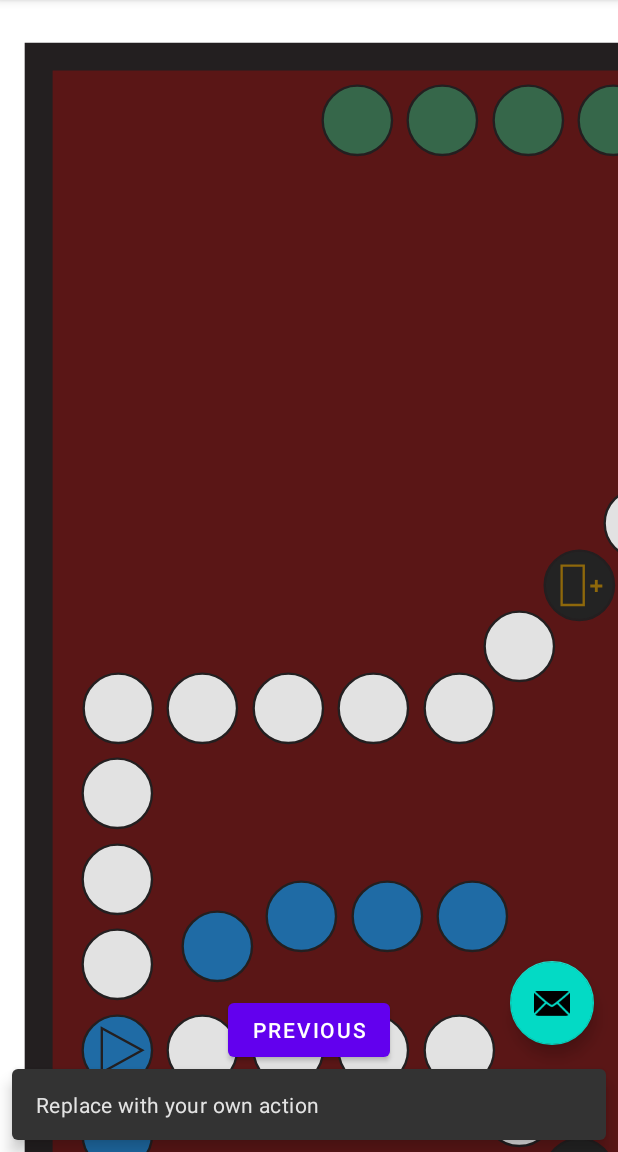
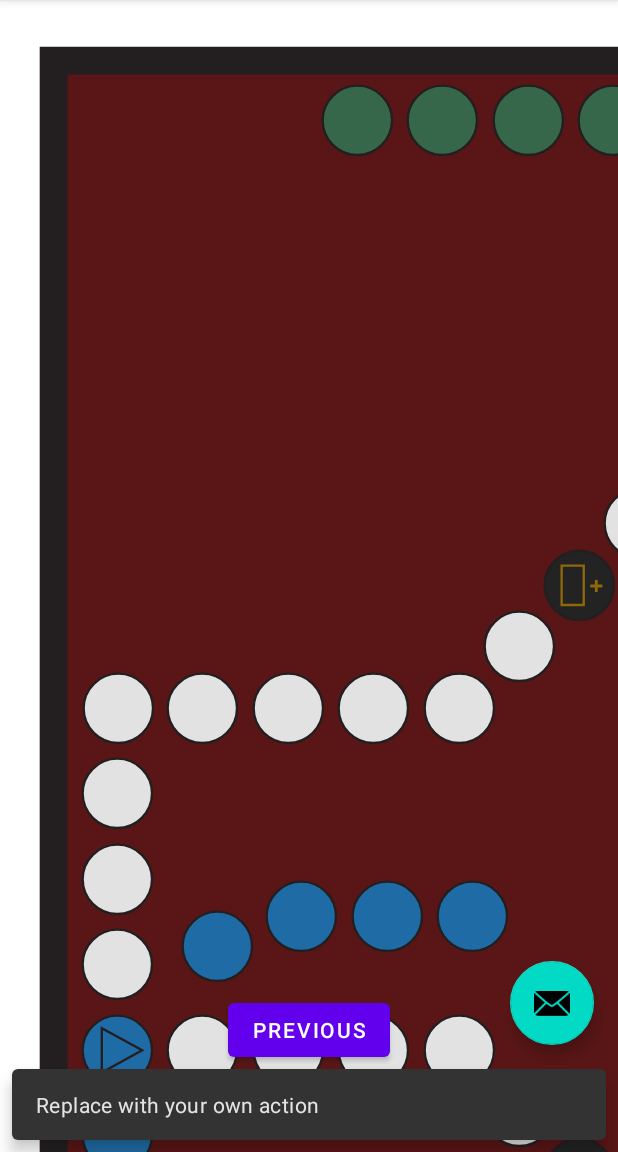
Before and after one commit to SE2-Gruppe-E-Royal-Dog/GruppenPhaseAndroid, an Android app: the InGameFragment screen opened through its navigation route, after a tap on an icon or button, on a phone screen of 412 x 824 dp, the part 84-1236 px from its top. Run offline under Robolectric (Android 15) with nearby library versions, the phone set to English and light mode, and no system bars; 2 statements that could not run were skipped.

Commit message:
fixed issue slightly moved element in activity_ingame.xml

```diff
--- a/app/src/main/res/layout/activity_ingame.xml
+++ b/app/src/main/res/layout/activity_ingame.xml
@@ -34,13 +34,11 @@
                 android:id="@+id/playingFieldBackground"
                 android:layout_width="1130dp"
                 android:layout_height="1130dp"
+                app:srcCompat="@drawable/ic_playingfieldbackground"
                 app:layout_constraintBottom_toBottomOf="parent"
                 app:layout_constraintEnd_toEndOf="parent"
-                app:layout_constraintHorizontal_bias="0.232"
                 app:layout_constraintStart_toStartOf="parent"
-                app:layout_constraintTop_toTopOf="parent"
-                app:layout_constraintVertical_bias="0.441"
-                app:srcCompat="@drawable/ic_playingfieldbackground" />
+                app:layout_constraintTop_toTopOf="parent" />
 
             <RelativeLayout
                 android:id="@+id/playingFieldRelativeLayout"
@@ -50,10 +48,8 @@
                 android:layout_marginBottom="45dp"
                 app:layout_constraintBottom_toBottomOf="parent"
                 app:layout_constraintEnd_toEndOf="parent"
-                app:layout_constraintHorizontal_bias="0.403"
                 app:layout_constraintStart_toStartOf="parent"
-                app:layout_constraintTop_toTopOf="parent"
-                app:layout_constraintVertical_bias="0.394">
+                app:layout_constraintTop_toTopOf="parent">
 
                 <ImageView
                     android:id="@+id/regularPlayingField19"
```
